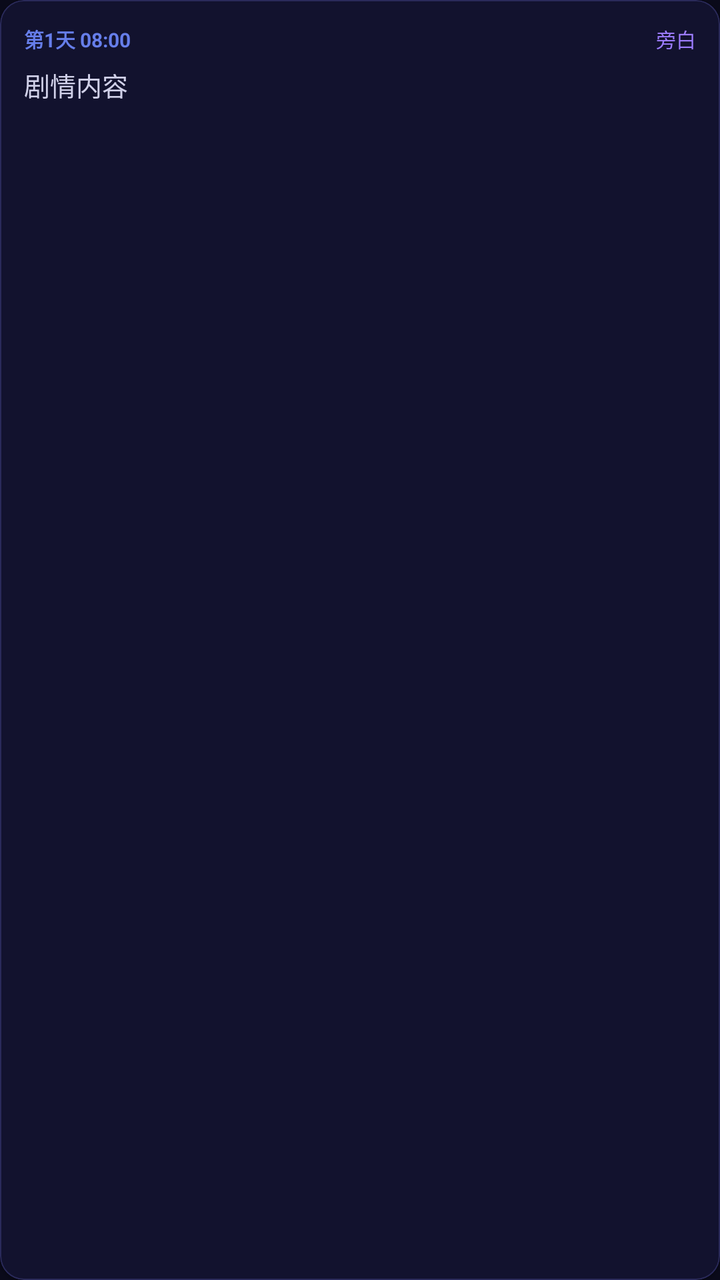
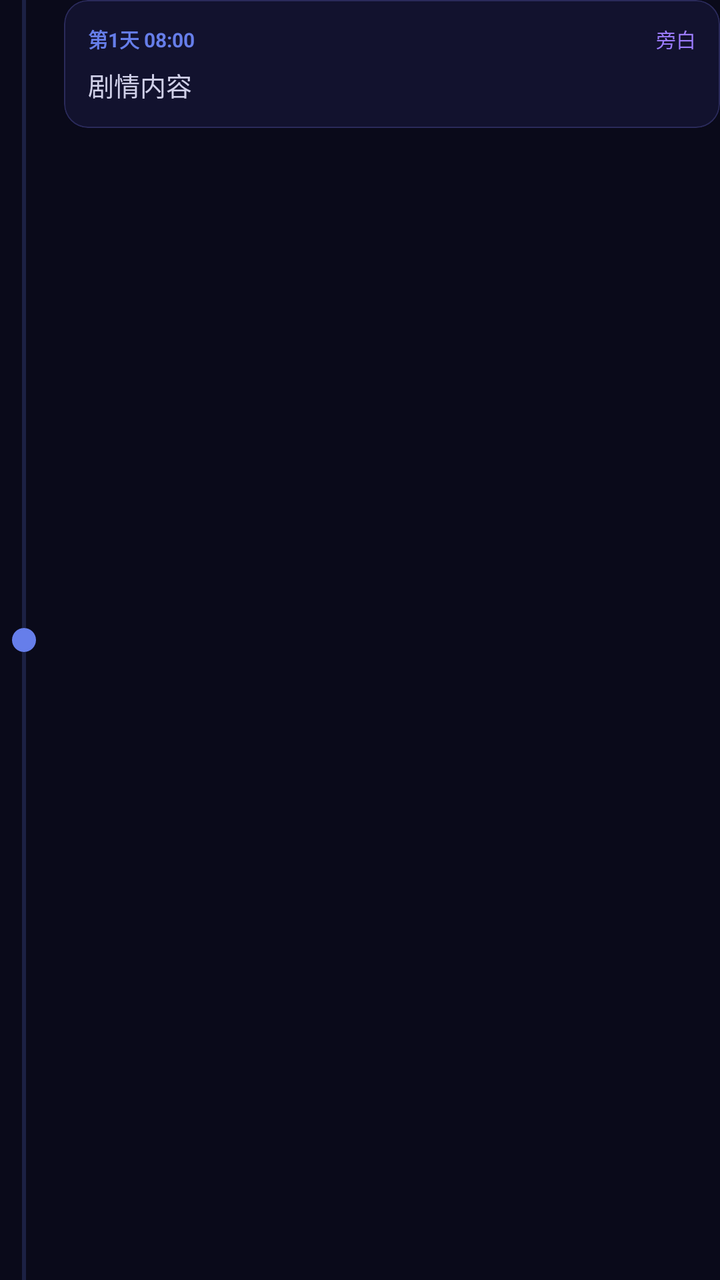

An Android layout rendered at two revisions. The XML below is the earlier revision; the diff shows what the commit changed to produce the second picture.
<!-- AndroidManifest.xml: application theme Theme.Companion -->
<!-- res/layout/item_story_event.xml -->
<?xml version="1.0" encoding="utf-8"?>
<com.google.android.material.card.MaterialCardView xmlns:android="http://schemas.android.com/apk/res/android"
    xmlns:app="http://schemas.android.com/apk/res-auto"
    android:layout_width="match_parent"
    android:layout_height="wrap_content"
    android:layout_marginBottom="8dp"
    app:cardBackgroundColor="#12122e"
    app:cardCornerRadius="12dp"
    app:cardElevation="1dp"
    app:strokeWidth="0.5dp"
    app:strokeColor="#2a2a5a">

    <LinearLayout
        android:layout_width="match_parent"
        android:layout_height="wrap_content"
        android:orientation="vertical"
        android:padding="12dp">

        <LinearLayout
            android:layout_width="match_parent"
            android:layout_height="wrap_content"
            android:orientation="horizontal"
            android:gravity="center_vertical">

            <TextView
                android:id="@+id/tv_event_time"
                android:layout_width="wrap_content"
                android:layout_height="wrap_content"
                android:text="第1天 08:00"
                android:textSize="10sp"
                android:textColor="#667eea"
                android:textStyle="bold" />

            <View
                android:layout_width="0dp"
                android:layout_height="0dp"
                android:layout_weight="1" />

            <TextView
                android:id="@+id/tv_event_speaker"
                android:layout_width="wrap_content"
                android:layout_height="wrap_content"
                android:text="旁白"
                android:textSize="10sp"
                android:textColor="#9c7cff" />
        </LinearLayout>

        <TextView
            android:id="@+id/tv_event_content"
            android:layout_width="match_parent"
            android:layout_height="wrap_content"
            android:text="剧情内容"
            android:textSize="13sp"
            android:textColor="#d0d0e8"
            android:lineSpacingExtra="3dp"
            android:layout_marginTop="6dp" />

        <ImageView
            android:id="@+id/iv_event_image"
            android:layout_width="match_parent"
            android:layout_height="200dp"
            android:scaleType="centerCrop"
            android:layout_marginTop="8dp"
            android:visibility="gone"
            android:contentDescription="剧情配图" />
    </LinearLayout>
</com.google.android.material.card.MaterialCardView>
<!-- resources referenced by this layout -->
<resources>
  <style name="Theme.Companion" parent="Theme.Material3.DayNight.NoActionBar">
          <item name="colorPrimary">@color/accent_blue</item>
          <item name="colorPrimaryVariant">@color/purple_700</item>
          <item name="colorOnPrimary">@color/white</item>
          <item name="colorSecondary">@color/accent_cyan</item>
          <item name="colorSecondaryVariant">@color/teal_700</item>
          <item name="colorSurface">@color/surface_dark</item>
          <item name="colorOnSurface">@color/text_primary</item>
          <item name="android:statusBarColor">@color/bg_start</item>
          <item name="android:navigationBarColor">@color/bg_start</item>
          <item name="android:windowBackground">@color/bg_start</item>
  
          <item name="android:activityOpenEnterAnimation">@anim/slide_in_right</item>
          <item name="android:activityOpenExitAnimation">@anim/fade_out</item>
          <item name="android:activityCloseEnterAnimation">@anim/fade_in</item>
          <item name="android:activityCloseExitAnimation">@anim/slide_out_left</item>
  
          <item name="android:windowEnterTransition">@android:transition/fade</item>
          <item name="android:windowExitTransition">@android:transition/fade</item>
  
          <item name="android:colorEdgeEffect">@color/accent_purple</item>
      </style>
  <color name="accent_blue">#667eea</color>
  <color name="purple_700">#FF3700B3</color>
  <color name="white">#FFFFFFFF</color>
  <color name="accent_cyan">#64ffda</color>
  <color name="teal_700">#FF018786</color>
  <color name="surface_dark">#14142a</color>
  <color name="text_primary">#ececf4</color>
  <color name="bg_start">#0a0a1a</color>
  <color name="accent_purple">#c4b5fd</color>
</resources>

<!-- the commit's change to res/layout/item_story_event.xml (unified diff, before → after) -->
@@ -1,67 +1,100 @@
 <?xml version="1.0" encoding="utf-8"?>
-<com.google.android.material.card.MaterialCardView xmlns:android="http://schemas.android.com/apk/res/android"
-    xmlns:app="http://schemas.android.com/apk/res-auto"
+<LinearLayout xmlns:android="http://schemas.android.com/apk/res/android"
     android:layout_width="match_parent"
     android:layout_height="wrap_content"
-    android:layout_marginBottom="8dp"
-    app:cardBackgroundColor="#12122e"
-    app:cardCornerRadius="12dp"
-    app:cardElevation="1dp"
-    app:strokeWidth="0.5dp"
-    app:strokeColor="#2a2a5a">
+    android:orientation="horizontal"
+    android:layout_marginBottom="8dp">
 
     <LinearLayout
-        android:layout_width="match_parent"
+        android:layout_width="24dp"
+        android:layout_height="match_parent"
+        android:orientation="vertical"
+        android:gravity="center_horizontal">
+
+        <View
+            android:layout_width="2dp"
+            android:layout_height="0dp"
+            android:layout_weight="1"
+            android:background="#33667eea" />
+
+        <View
+            android:id="@+id/timeline_dot"
+            android:layout_width="12dp"
+            android:layout_height="12dp"
+            android:background="@drawable/timeline_dot_bg" />
+
+        <View
+            android:layout_width="2dp"
+            android:layout_height="0dp"
+            android:layout_weight="1"
+            android:background="#33667eea" />
+    </LinearLayout>
+
+    <com.google.android.material.card.MaterialCardView
+        xmlns:app="http://schemas.android.com/apk/res-auto"
+        android:layout_width="0dp"
         android:layout_height="wrap_content"
-        android:orientation="vertical"
-        android:padding="12dp">
+        android:layout_weight="1"
+        android:layout_marginStart="8dp"
+        app:cardBackgroundColor="#12122e"
+        app:cardCornerRadius="12dp"
+        app:cardElevation="1dp"
+        app:strokeWidth="0.5dp"
+        app:strokeColor="#2a2a5a">
 
         <LinearLayout
             android:layout_width="match_parent"
             android:layout_height="wrap_content"
-            android:orientation="horizontal"
-            android:gravity="center_vertical">
+            android:orientation="vertical"
+            android:padding="12dp">
+
+            <LinearLayout
+                android:layout_width="match_parent"
+                android:layout_height="wrap_content"
+                android:orientation="horizontal"
+                android:gravity="center_vertical">
+
+                <TextView
+                    android:id="@+id/tv_event_time"
+                    android:layout_width="wrap_content"
+                    android:layout_height="wrap_content"
+                    android:text="第1天 08:00"
+                    android:textSize="10sp"
+                    android:textColor="#667eea"
+                    android:textStyle="bold" />
+
+                <View
+                    android:layout_width="0dp"
+                    android:layout_height="0dp"
+                    android:layout_weight="1" />
+
+                <TextView
+                    android:id="@+id/tv_event_speaker"
+                    android:layout_width="wrap_content"
+                    android:layout_height="wrap_content"
+                    android:text="旁白"
+                    android:textSize="10sp"
+                    android:textColor="#9c7cff" />
+            </LinearLayout>
 
             <TextView
-                android:id="@+id/tv_event_time"
-                android:layout_width="wrap_content"
+                android:id="@+id/tv_event_content"
+                android:layout_width="match_parent"
                 android:layout_height="wrap_content"
-                android:text="第1天 08:00"
-                android:textSize="10sp"
-                android:textColor="#667eea"
-                android:textStyle="bold" />
+                android:text="剧情内容"
+                android:textSize="13sp"
+                android:textColor="#d0d0e8"
+                android:lineSpacingExtra="3dp"
+                android:layout_marginTop="6dp" />
 
-            <View
-                android:layout_width="0dp"
-                android:layout_height="0dp"
-                android:layout_weight="1" />
-
-            <TextView
-                android:id="@+id/tv_event_speaker"
-                android:layout_width="wrap_content"
-                android:layout_height="wrap_content"
-                android:text="旁白"
-                android:textSize="10sp"
-                android:textColor="#9c7cff" />
+            <ImageView
+                android:id="@+id/iv_event_image"
+                android:layout_width="match_parent"
+                android:layout_height="200dp"
+                android:scaleType="centerCrop"
+                android:layout_marginTop="8dp"
+                android:visibility="gone"
+                android:contentDescription="剧情配图" />
         </LinearLayout>
-
-        <TextView
-            android:id="@+id/tv_event_content"
-            android:layout_width="match_parent"
-            android:layout_height="wrap_content"
-            android:text="剧情内容"
-            android:textSize="13sp"
-            android:textColor="#d0d0e8"
-            android:lineSpacingExtra="3dp"
-            android:layout_marginTop="6dp" />
-
-        <ImageView
-            android:id="@+id/iv_event_image"
-            android:layout_width="match_parent"
-            android:layout_height="200dp"
-            android:scaleType="centerCrop"
-            android:layout_marginTop="8dp"
-            android:visibility="gone"
-            android:contentDescription="剧情配图" />
-    </LinearLayout>
-</com.google.android.material.card.MaterialCardView>
+    </com.google.android.material.card.MaterialCardView>
+</LinearLayout>
<!-- resource entries referenced after the edit -->
@@ -1,6 +1,12 @@
 <!-- resources referenced by this layout -->
 <resources>
-  <style name="Theme.Companion" parent="Theme.Material3.DayNight.NoActionBar">
+  <!-- drawable timeline_dot_bg (drawable) -->
+  <?xml version="1.0" encoding="utf-8"?>
+  <shape xmlns:android="http://schemas.android.com/apk/res/android"
+      android:shape="oval">
+      <solid android:color="#667eea" />
+  </shape>
+  <style name="Theme.Companion" parent="Theme.Material3.Dark.NoActionBar">
           <item name="colorPrimary">@color/accent_blue</item>
           <item name="colorPrimaryVariant">@color/purple_700</item>
           <item name="colorOnPrimary">@color/white</item>
@@ -21,6 +27,11 @@
           <item name="android:windowExitTransition">@android:transition/fade</item>
   
           <item name="android:colorEdgeEffect">@color/accent_purple</item>
+  
+          <item name="alertDialogTheme">@style/ThemeOverlay.Companion.AlertDialog</item>
+          <item name="android:alertDialogTheme">@style/ThemeOverlay.Companion.AlertDialog.Legacy</item>
+          <item name="android:datePickerDialogTheme">@style/ThemeOverlay.Companion.DatePicker</item>
+          <item name="android:timePickerDialogTheme">@style/ThemeOverlay.Companion.TimePicker</item>
       </style>
   <color name="accent_blue">#667eea</color>
   <color name="purple_700">#FF3700B3</color>
@@ -31,5 +42,31 @@
   <color name="text_primary">#ececf4</color>
   <color name="bg_start">#0a0a1a</color>
   <color name="accent_purple">#c4b5fd</color>
+  <style name="ThemeOverlay.Companion.AlertDialog" parent="ThemeOverlay.Material3.MaterialAlertDialog">
+          <item name="colorSurface">@color/surface_card</item>
+          <item name="colorOnSurface">@color/text_primary</item>
+          <item name="android:textColorPrimary">@color/text_primary</item>
+          <item name="android:textColorSecondary">@color/text_secondary</item>
+      </style>
+  <style name="ThemeOverlay.Companion.AlertDialog.Legacy" parent="android:Theme.DeviceDefault.Dialog.Alert">
+          <item name="android:textColorPrimary">@color/text_primary</item>
+          <item name="android:textColorSecondary">@color/text_secondary</item>
+          <item name="android:background">@color/surface_card</item>
+          <item name="android:windowBackground">@color/surface_card</item>
+          <item name="android:colorBackground">@color/surface_card</item>
+      </style>
+  <style name="ThemeOverlay.Companion.DatePicker" parent="ThemeOverlay.Material3.Dialog">
+          <item name="colorSurface">@color/surface_card</item>
+          <item name="colorOnSurface">@color/text_primary</item>
+          <item name="android:textColorPrimary">@color/text_primary</item>
+          <item name="android:textColorSecondary">@color/text_secondary</item>
+          <item name="android:windowBackground">@color/surface_card</item>
+      </style>
+  <style name="ThemeOverlay.Companion.TimePicker" parent="ThemeOverlay.Material3.Dialog">
+          <item name="colorSurface">@color/surface_card</item>
+          <item name="colorOnSurface">@color/text_primary</item>
+      </style>
+  <color name="surface_card">#1a1a38</color>
+  <color name="text_secondary">#99aabb</color>
 </resources>
 
